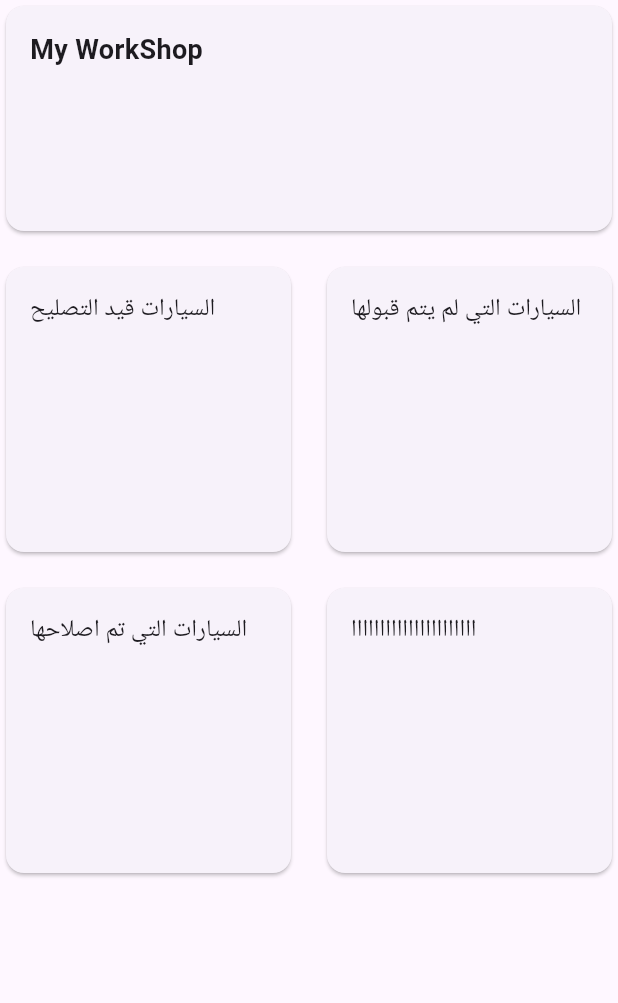
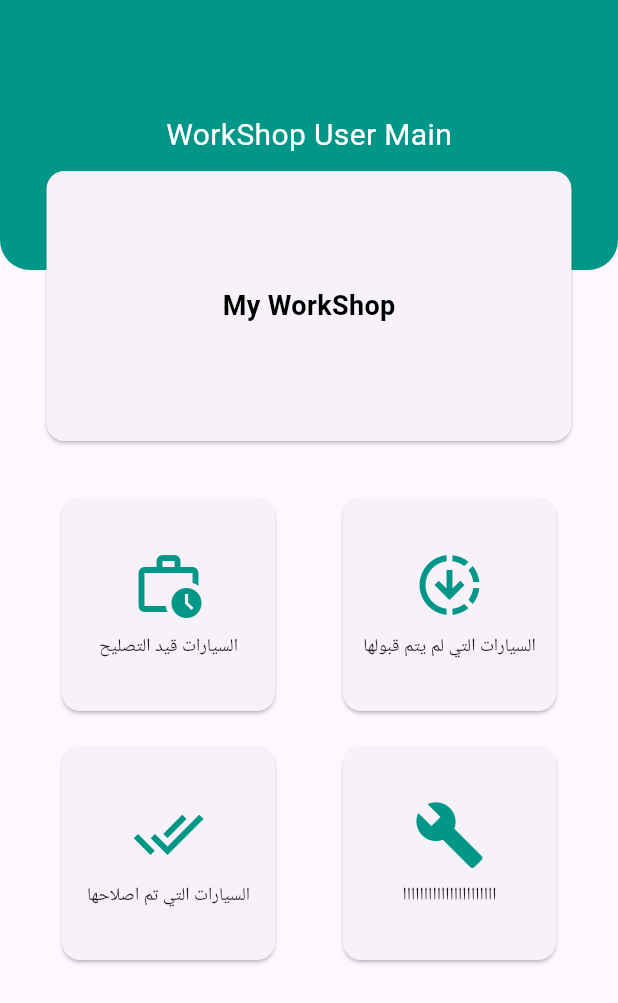
Before and after one commit to ZahreddenZromly/Quadro, a Flutter app: the MyWorkShop screen opened directly, on a phone screen of 412 x 824 dp. Shown: the top 1003 px of the screen. Run offline on Flutter 3.47's test engine with Material 3 defaults, Android fonts, the light colour scheme and no system bars; our stand-ins replace firebase_auth, firebase_core, flutter_native_splash, google_nav_bar, image_picker, readmore; accounts and stored records are empty.

Commit message:
2/2/2024

```diff
--- a/lib/login_system/login_screen.dart
+++ b/lib/login_system/login_screen.dart
@@ -58,23 +58,46 @@ class _LoginPageState extends State<LoginPage> {
   bool isEmailValid = true;
   bool isPasswordValid = true;
 
-  static Future<User?> LoginUsinfEmailPassword(
-      {required String email,
+
+  static Future<User?> LoginUsinfEmailPassword({
+    required String email,
     required String password,
-      required BuildContext context}) async {
+    required BuildContext context,
+  }) async {
     FirebaseAuth auth = FirebaseAuth.instance;
     User? user;
+
     try {
       UserCredential userCredential = await auth.signInWithEmailAndPassword(
-          email: email, password: password);
+        email: email,
+        password: password,
+      );
       user = userCredential.user;
     } on FirebaseAuthException catch (e) {
-      if (e.code == 'user not found') {
-        print('no user found for tha email');
+      if (e.code == 'user-not-found' || e.code == 'wrong-password') {
+        // Set appropriate error messages for email/password
+        if (e.code == 'user-not-found') {
+          ScaffoldMessenger.of(context).showSnackBar(
+             SnackBar(
+              content: Text('Incorrect email.'),
+              backgroundColor: Colors.red,
+            ),
+          );
+        } else if (e.code == 'wrong-password') {
+          ScaffoldMessenger.of(context).showSnackBar(
+            SnackBar(
+              content: Text('Incorrect password.'),
+              backgroundColor: Colors.red,
+            ),
+          );
         }
       }
+    }
+
     return user;
   }
+
+
 
   @override
   Widget build(BuildContext context) {
@@ -170,11 +193,11 @@ class _LoginPageState extends State<LoginPage> {
                     },
                   ),
                 ),
-                onChanged: (value) {
-                  setState(() {
-                    isPasswordValid = isValidPassword(value);
-                  });
-                },
+              ),
+              if (!isPasswordValid)
+                const Text(
+                  'Invalid password',
+                  style: TextStyle(color: Colors.red),
                 ),
               const SizedBox(height: 10),
               const Row(
@@ -193,38 +216,33 @@ class _LoginPageState extends State<LoginPage> {
               SizedBox(
                 height: 50,
                 width: MediaQuery.of(context).size.width,
+                child: InkWell(
                   child: ElevatedButton(
                     style: ElevatedButton.styleFrom(
-                    backgroundColor: Colors.deepOrange.shade400,
+                      primary: Colors.indigo[600], // Set the background color to indigo
                     ),
                     onPressed: () async {
                       if (isEmailValid && isPasswordValid) {
                         User? user = await LoginUsinfEmailPassword(
-                          email: (_usernameController.text),
+                          email: _usernameController.text,
                           password: _passwordController.text,
-                          context: context);
-                      print(user);
+                          context: context,
+                        );
+
                         if (user != null) {
                           Navigator.of(context).pushReplacement(
                             MaterialPageRoute(
-                            builder: (context) =>  const LoginType(),
+                              builder: (context) => const LoginType(),
                             ),
                           );
+                        } else {
+                          // Display a general error message here if needed
+                          print('Login failed. Incorrect email or password.');
                         }
+                      } else {
+                        // Display a general error message for invalid email/password
+                        print('Login failed. Invalid email or password.');
                       }
-                    else {
-                      print('login falied');
-                    }
-
-                    // Add your authentication logic here
-                    // For simplicity, always navigate to the second page
-
-                    // Navigator.push(
-                    //   context,
-                    //   MaterialPageRoute(
-                    //     builder: (context) => HomeScreen(),
-                    //   ),
-                    // );
                     },
                     child: const Text(
                       'Login',
@@ -234,47 +252,9 @@ class _LoginPageState extends State<LoginPage> {
                     ),
                   ),
                 ),
+              ),
               const SizedBox(height: 10),
-              // const Text(
-              //   '-----Or Sign With-----',
-              //   style: TextStyle(
-              //     color: Colors.grey,
-              //     fontSize: 16,
-              //     decoration: TextDecoration.none,
-              //   ),
-              // ),
-              // const SizedBox(height: 40),
-              // const Center(
-              //   child: Row(
-              //     mainAxisAlignment: MainAxisAlignment.center,
-              //     crossAxisAlignment: CrossAxisAlignment.center,
-              //     children: [
-              //       Icon(
-              //         Icons.facebook_rounded,
-              //         size: 50,
-              //         color: Colors.blue,
-              //       ),
-              //       Padding(
-              //         padding: EdgeInsets.only(right: 25.0),
-              //       ),
-              //       Icon(
-              //         Icons.apple_rounded,
-              //         size: 50,
-              //       ),
-              //       Padding(
-              //         padding: EdgeInsets.only(right: 25.0),
-              //       ),
-              //       Icon(
-              //         Icons.email_rounded,
-              //         size: 50,
-              //         color: Colors.red,
-              //       ),
-              //       Padding(
-              //         padding: EdgeInsets.only(right: 25.0),
-              //       ),
-              //     ],
-              //   ),
-              // ),
+
               const SizedBox(height: 20),
               const Center(
                 child: Text(
--- a/lib/screens/workshop_details.dart
+++ b/lib/screens/workshop_details.dart
@@ -4,25 +4,94 @@ class MyWorkShop extends StatelessWidget {
   @override
   Widget build(BuildContext context) {
     return Scaffold(
-      body: Column(
-        crossAxisAlignment: CrossAxisAlignment.stretch,
+      body: Center(
+        child: Column(
+          crossAxisAlignment: CrossAxisAlignment.center,
           children: [
-          MyDetails(title: 'My WorkShop'),
-          const SizedBox(height: 16.0), // Add spacing between cards
-          Expanded(
-            child: GridView.count(
-              crossAxisCount: 2, // Number of columns in the grid
-              crossAxisSpacing: 16.0,
-              mainAxisSpacing: 16.0,
+            Stack(
               children: [
-                WorkshopCard(title: 'السيارات قيد التصليح'),
-                WorkshopCard(title: 'السيارات التي لم يتم قبولها'),
-                WorkshopCard(title: 'السيارات التي تم اصلاحها'),
-                WorkshopCard(title: 'اااااااااااااااااااااا'),
+                BackGroundContainer(
+                  title: 'WorkShop User Main',
+                ),
+                Column(
+                  children: [
+                    const SizedBox(height: 110),
+                    MyDetails(
+                      title: 'My WorkShop',
+                    ),
+                  ],
+                ),
+              ],
+            ),
+
+            const SizedBox(height: 30.0), // Add spacing between cards
+            Center(
+              child: Row(
+                mainAxisAlignment: MainAxisAlignment.spaceEvenly,
+                children: [
+                  WorkshopCard(
+                    title: 'السيارات قيد التصليح',
+                    iconData: Icons.work_history_outlined, // Replace with the desired icon
+                  ),
+                  WorkshopCard(
+                    title: 'السيارات التي لم يتم قبولها',
+                    iconData: Icons.downloading_outlined, // Replace with the desired icon
+                  ),
+                ],
+              ),
+            ),
+            const SizedBox(height: 16.0), // Add spacing between rows
+            Center(
+              child: Row(
+                mainAxisAlignment: MainAxisAlignment.spaceEvenly,
+                children: [
+                  WorkshopCard(
+                    title: 'السيارات التي تم اصلاحها',
+                    iconData: Icons.done_all_outlined, // Replace with the desired icon
+                  ),
+                  WorkshopCard(
+                    title: 'اااااااااااااااااااااا',
+                    iconData: Icons.build, // Replace with the desired icon
+                  ),
                 ],
               ),
             ),
           ],
+        ),
+      ),
+    );
+  }
+}
+
+class BackGroundContainer extends StatelessWidget {
+  final String title;
+
+  BackGroundContainer({required this.title});
+
+  @override
+  Widget build(BuildContext context) {
+    return Center(
+      child: Container(
+        padding: const EdgeInsets.all(16),
+        // Adjust padding as needed
+        height: 180,
+        width: MediaQuery.of(context).size.width,
+        decoration: const BoxDecoration(
+          color: Colors.teal,
+          borderRadius: BorderRadius.only(
+            bottomLeft: Radius.circular(20.0), // Adjust the radius as needed
+            bottomRight: Radius.circular(20.0), // Adjust the radius as needed
+          ),
+        ),
+        child: Center(
+          child: Text(
+            title,
+            style: const TextStyle(
+              color: Colors.white, // You can adjust the text color
+              fontSize: 20, // You can adjust the font size
+            ),
+          ),
+        ),
       ),
     );
   }
@@ -41,14 +110,22 @@ class MyDetails extends StatelessWidget {
         Navigator.push(context,
             MaterialPageRoute(builder: (context) => AnotherPage(title: title)));
       },
+      child: Center(
         child: Card(
           child: Container(
             padding: EdgeInsets.all(16.0),
-          width: double.infinity,
-          height: 150,
+            width: 350,
+            height: 180,
+            child: Center(
               child: Text(
                 title,
-            style: TextStyle(fontSize: 18.0, fontWeight: FontWeight.bold),
+                style: const TextStyle(
+                  color: Colors.black,
+                  fontSize: 18.0,
+                  fontWeight: FontWeight.bold,
+                ),
+              ),
+            ),
           ),
         ),
       ),
@@ -58,8 +135,9 @@ class MyDetails extends StatelessWidget {
 
 class WorkshopCard extends StatelessWidget {
   final String title;
+  final IconData iconData; // Add this line to store the icon data
 
-  WorkshopCard({required this.title});
+  WorkshopCard({required this.title, required this.iconData});
 
   @override
   Widget build(BuildContext context) {
@@ -71,14 +149,22 @@ class WorkshopCard extends StatelessWidget {
       },
       child: Container(
         width: 150, // Set your desired width
-        height: 100, // Set your desired height
+        height: 150, // Set your desired height
         child: Card(
-          child: Container(
-            padding: EdgeInsets.all(16.0),
-            child: Text(
+          child: Column(
+            mainAxisAlignment: MainAxisAlignment.center,
+            children: [
+              Icon(
+                iconData,
+                size: 48.0, // Adjust the icon size as needed
+                color: Colors.teal, // Adjust the icon color as needed
+              ),
+              SizedBox(height: 8.0),
+              Text(
                 title,
-              style: TextStyle(fontSize: 16.0),
+                style: TextStyle(fontSize: 12.0),
               ),
+            ],
           ),
         ),
       ),
--- a/lib/widgets/main.dart
+++ b/lib/widgets/main.dart
@@ -11,6 +11,7 @@ void main() async {
   );
   runApp(const MyApp());
 }
+
 
 class MyApp extends StatelessWidget {
   const MyApp({Key? key}) : super(key: key);
--- a/pubspec.yaml
+++ b/pubspec.yaml
@@ -57,7 +57,7 @@ dev_dependencies:
   # activated in the `analysis_options.yaml` file located at the root of your
   # package. See that file for information about deactivating specific lint
   # rules and activating additional ones.
-  flutter_lints: ^2.0.0
+  flutter_lints: ^3.0.1
 
 # For information on the generic Dart part of this file, see the
 # following page: https://dart.dev/tools/pub/pubspec
```
Also changed, not shown: pubspec.lock. Lines whose indentation alone changed are shown as unchanged.
